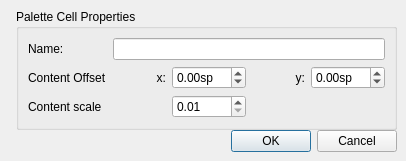
Old version of the form mscore/mscore/cellproperties.ui in the repository musescore/musescore-old.
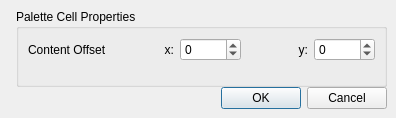
New version of the form. Icons and pictures are not drawn.

```diff
--- a/mscore/mscore/cellproperties.ui
+++ b/mscore/mscore/cellproperties.ui
@@ -6,8 +6,8 @@
    <rect>
     <x>0</x>
     <y>0</y>
-    <width>406</width>
-    <height>161</height>
+    <width>396</width>
+    <height>118</height>
    </rect>
   </property>
   <property name="windowTitle">
@@ -47,37 +47,61 @@
         <string>Palette Cell Properties</string>
        </property>
        <property name="flat">
-        <bool>false</bool>
+        <bool>true</bool>
        </property>
-       <layout class="QGridLayout" name="gridLayout">
-        <item row="1" column="3">
-         <widget class="QLabel" name="label_4">
-          <property name="text">
-           <string>y:</string>
-          </property>
-          <property name="alignment">
-           <set>Qt::AlignRight|Qt::AlignTrailing|Qt::AlignVCenter</set>
-          </property>
-         </widget>
+       <layout class="QVBoxLayout" name="verticalLayout_2">
+        <item>
+         <layout class="QHBoxLayout" name="horizontalLayout_2">
+          <item>
+           <widget class="QLabel" name="label">
+            <property name="text">
+             <string>Content Offset</string>
+            </property>
+           </widget>
+          </item>
+          <item>
+           <widget class="QLabel" name="label_2">
+            <property name="text">
+             <string>x:</string>
+            </property>
+            <property name="alignment">
+             <set>Qt::AlignRight|Qt::AlignTrailing|Qt::AlignVCenter</set>
+            </property>
+           </widget>
+          </item>
+          <item>
+           <widget class="QSpinBox" name="xoffset">
+            <property name="minimum">
+             <number>-1000</number>
+            </property>
+            <property name="maximum">
+             <number>1000</number>
+            </property>
+           </widget>
+          </item>
+          <item>
+           <widget class="QLabel" name="label_4">
+            <property name="text">
+             <string>y:</string>
+            </property>
+            <property name="alignment">
+             <set>Qt::AlignRight|Qt::AlignTrailing|Qt::AlignVCenter</set>
+            </property>
+           </widget>
+          </item>
+          <item>
+           <widget class="QSpinBox" name="yoffset">
+            <property name="minimum">
+             <number>-1000</number>
+            </property>
+            <property name="maximum">
+             <number>1000</number>
+            </property>
+           </widget>
+          </item>
+         </layout>
         </item>
-        <item row="1" column="1">
-         <widget class="QLabel" name="label_2">
-          <property name="text">
-           <string>x:</string>
-          </property>
-          <property name="alignment">
-           <set>Qt::AlignRight|Qt::AlignTrailing|Qt::AlignVCenter</set>
-          </property>
-         </widget>
-        </item>
-        <item row="1" column="0">
-         <widget class="QLabel" name="label">
-          <property name="text">
-           <string>Content Offset</string>
-          </property>
-         </widget>
-        </item>
-        <item row="3" column="0">
+        <item>
          <spacer name="verticalSpacer">
           <property name="orientation">
            <enum>Qt::Vertical</enum>
@@ -90,56 +114,6 @@
           </property>
          </spacer>
         </item>
-        <item row="2" column="0">
-         <widget class="QLabel" name="label_5">
-          <property name="text">
-           <string>Content scale</string>
-          </property>
-         </widget>
-        </item>
-        <item row="2" column="2">
-         <widget class="QDoubleSpinBox" name="scale">
-          <property name="minimum">
-           <double>0.010000000000000</double>
-          </property>
-          <property name="maximum">
-           <double>10.000000000000000</double>
-          </property>
-          <property name="singleStep">
-           <double>0.100000000000000</double>
-          </property>
-         </widget>
-        </item>
-        <item row="0" column="0">
-         <widget class="QLabel" name="label_6">
-          <property name="text">
-           <string>Name:</string>
-          </property>
-         </widget>
-        </item>
-        <item row="0" column="1" colspan="4">
-         <widget class="QLineEdit" name="name"/>
-        </item>
-        <item row="1" column="2">
-         <widget class="QDoubleSpinBox" name="xoffset">
-          <property name="suffix">
-           <string>sp</string>
-          </property>
-          <property name="minimum">
-           <double>-99.000000000000000</double>
-          </property>
-         </widget>
-        </item>
-        <item row="1" column="4">
-         <widget class="QDoubleSpinBox" name="yoffset">
-          <property name="suffix">
-           <string>sp</string>
-          </property>
-          <property name="minimum">
-           <double>-99.000000000000000</double>
-          </property>
-         </widget>
-        </item>
        </layout>
       </widget>
      </item>
```
Left out of the diff: 4 changed lines with no effect on the pictures.
